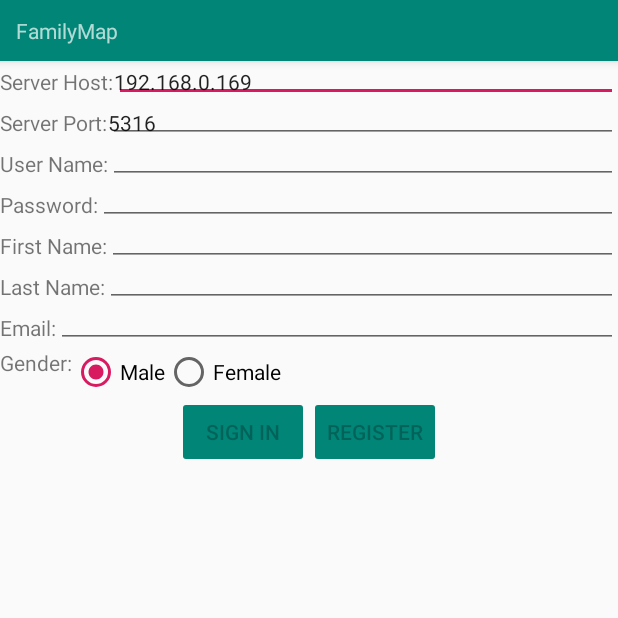
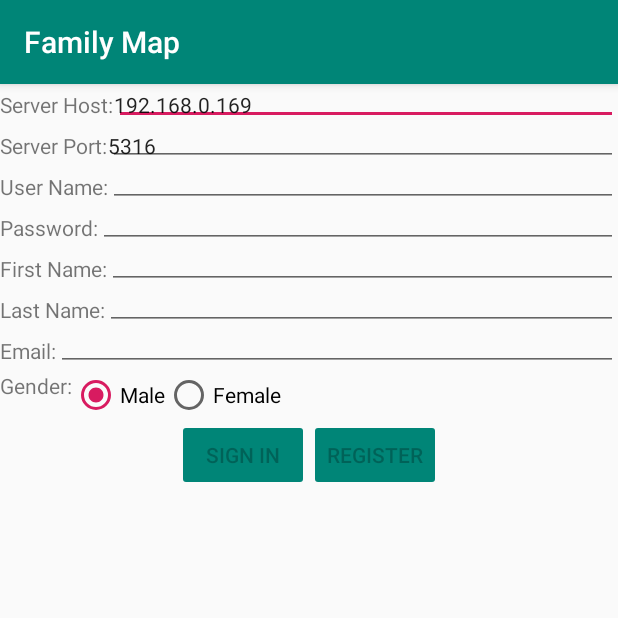
Before and after one commit to shadtorrie/FamilyMap, an Android app: the screen it shows after launch (MainActivity), on a phone screen of 412 x 824 dp, the top half of it. Run offline under Robolectric (Android 15) with nearby library versions, the light colour scheme and no system bars.

Commit message:
seting up bar

```diff
--- a/androidClient/app/src/main/java/com/shad/familymap/MainActivity.java
+++ b/androidClient/app/src/main/java/com/shad/familymap/MainActivity.java
@@ -1,14 +1,22 @@
 package com.shad.familymap;
 
+
+import androidx.annotation.RequiresApi;
+import androidx.appcompat.widget.Toolbar;
 import androidx.fragment.app.Fragment;
-import androidx.fragment.app.FragmentActivity;
 import androidx.fragment.app.FragmentManager;
+import androidx.appcompat.app.AppCompatActivity;
+
+import android.os.Build;
 import android.os.Bundle;
 
 
-public class MainActivity extends FragmentActivity implements Login.LoginListener{
+public class MainActivity extends AppCompatActivity   implements Login.LoginListener{
     Login loginFragment;
     MapsFragment mMapsFragment;
+    private Toolbar mActionBarToolbar;
+
+    @RequiresApi(api = Build.VERSION_CODES.LOLLIPOP)
     @Override
     protected void onCreate(Bundle savedInstanceState) {
         super.onCreate(savedInstanceState);
@@ -17,32 +25,24 @@ public class MainActivity extends FragmentActivity implements Login.LoginListene
         loginFragment = (Login)fm.findFragmentById(R.id.LoginFrameLayout);
         if (loginFragment == null) {
             loginFragment = new Login(this);
-            Bundle args = new Bundle();
-            args.putString(loginFragment.ARG_TITLE, "Login");
-            loginFragment.setArguments(args);
             fm.beginTransaction()
                     .add(R.id.LoginFrameLayout, loginFragment)
                     .commit();
         }
-
+        mActionBarToolbar = findViewById(R.id.toolbar);
+        setSupportActionBar(mActionBarToolbar);
+        getSupportActionBar().setTitle("Family Map");
 
     }
     @Override
-    public void onAttachFragment(Fragment fragment) {
-        if (fragment instanceof Login) {
-            Login login = (Login) fragment;
-            login.setListener(this);
-        }
-    }
-    @Override
-    public void enableMap() {
+    public void login() {
         FragmentManager fm = getSupportFragmentManager();
         mMapsFragment = (MapsFragment) fm.findFragmentById(R.id.mapFrameLayout);
         fm.beginTransaction()
                 .remove(loginFragment)
                 .commit();
         if (mMapsFragment == null) {
-            mMapsFragment = new MapsFragment();
+            mMapsFragment = new MapsFragment(this);
             Bundle args = new Bundle();
             mMapsFragment.setArguments(args);
             fm.beginTransaction()
@@ -50,4 +50,18 @@ public class MainActivity extends FragmentActivity implements Login.LoginListene
                     .commit();
         }
     }
+
+    @Override
+    public void changeSubTitle(String newSubTitle) {
+        if(getSupportActionBar()==null){
+            mActionBarToolbar = findViewById(R.id.toolbar);
+            setSupportActionBar(mActionBarToolbar);
+        }
+        getSupportActionBar().setTitle("Family Map: " +newSubTitle);
+    }
+
+    @Override
+    public void onPointerCaptureChanged(boolean hasCapture) {
+
+    }
 }
--- a/androidClient/app/src/main/res/layout/activity_main.xml
+++ b/androidClient/app/src/main/res/layout/activity_main.xml
@@ -10,16 +10,12 @@
         android:id="@+id/apptoolbar"
         android:layout_height="wrap_content"
         android:theme="@style/AppTheme.AppBarOverlay">
-
-
-        <TextView
+        <androidx.appcompat.widget.Toolbar
+            android:id="@+id/toolbar"
             android:layout_width="match_parent"
-            android:layout_height="wrap_content"
-            android:textAppearance="?android:attr/textAppearanceSmall"
-            android:text="@string/app_name"
-            android:layout_margin="5dp"
-            android:padding="5dp"
-            android:id="@+id/titleTextView" />
+            android:layout_height="?attr/actionBarSize"
+            android:background="?attr/colorPrimary"
+            app:popupTheme="@style/AppTheme.PopupOverlay" />
 
 
     </com.google.android.material.appbar.AppBarLayout>
```
Also changed, not shown: androidClient/app/src/main/java/com/shad/familymap/Login.java (+7 -15 lines), androidClient/app/src/main/java/com/shad/familymap/MapsFragment.java (+7 -1 lines), 1 other file.
